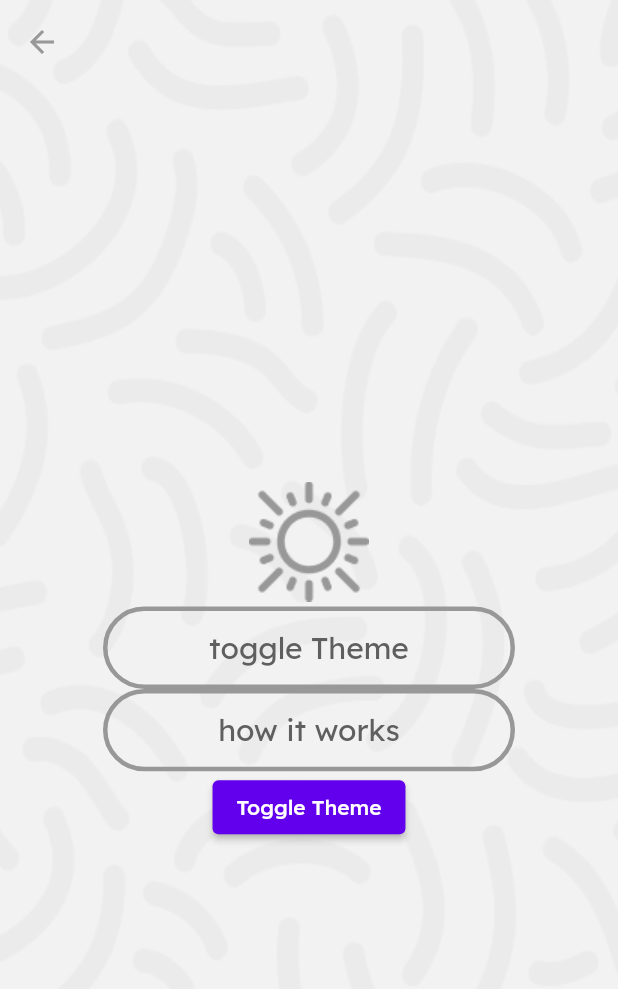
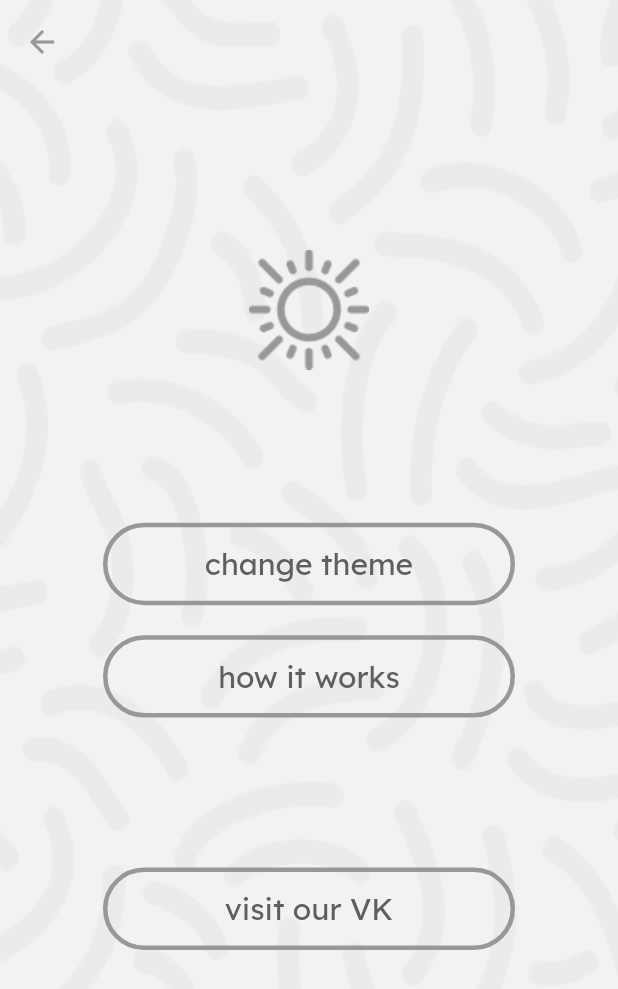
Before and after one commit to lolmaxlevel/compass_app, a Flutter app: the Settings screen opened directly, on a phone screen of 412 x 824 dp. Shown: the top 989 px of the screen. Run offline on Flutter 3.47's test engine with Material 2 defaults, Android fonts, the phone set to English and light mode, and no system bars; our stand-ins replace adaptive_theme, page_transition, pin_code_fields, shared_preferences; missing offline and left inert: background_location, flutter_animator, mutex, web_socket_client; accounts and stored records are empty; statements that could not run were skipped.

Commit message:
settings page is done

```diff
--- a/lib/pages/settings.dart
+++ b/lib/pages/settings.dart
@@ -1,6 +1,9 @@
 import 'package:adaptive_theme/adaptive_theme.dart';
 import 'package:compass_app/widgets/base_button.dart';
 import 'package:flutter/material.dart';
+import 'package:url_launcher/url_launcher.dart';
+
+final Uri _url = Uri.parse('vk://vk.com/artbears');
 
 class Settings extends StatefulWidget {
   const Settings({Key? key}) : super(key: key);
@@ -19,10 +22,11 @@ class _SettingsState extends State<Settings> {
   @override
   Widget build(BuildContext context) {
     final height = MediaQuery.of(context).size.height;
+    print(height);
     final width = MediaQuery.of(context).size.width;
     return AnimatedTheme(
       data: Theme.of(context),
-      duration: const Duration(seconds: 1),
+      duration: const Duration(milliseconds: 700),
       child: Stack(
         children: [
           //Background Image
@@ -33,7 +37,7 @@ class _SettingsState extends State<Settings> {
                     BoxDecoration(color: Theme.of(context).colorScheme.background),
                     child: AnimatedOpacity(
                       opacity: AdaptiveTheme.of(context).mode.isDark ? 0.2 : 1,
-                      duration: const Duration(milliseconds: 500),
+                      duration: const Duration(milliseconds: 700),
                       child: Image.asset("assets/background.png", fit: BoxFit.fill),
                     ),
                   )
@@ -48,8 +52,8 @@ class _SettingsState extends State<Settings> {
             ),
             body: Center(
               child: Column(
-                mainAxisAlignment: MainAxisAlignment.center,
                 children: [
+                  Padding(padding: EdgeInsets.symmetric(vertical: height * 0.065)),
                   AnimatedSwitcher(
                       transitionBuilder: (Widget child, Animation<double> animation) {
                         return RotationTransition(
@@ -72,12 +76,12 @@ class _SettingsState extends State<Settings> {
                         key: ValueKey<bool>(AdaptiveTheme.of(context).mode.isDark),
                       )
                   ),
-                  BaseButton(data: "toggle Theme", onTap: toggleTheme),
+                  Padding(padding: EdgeInsets.symmetric(vertical: height * 0.06),),
+                  BaseButton(data: "change theme", onTap: toggleTheme),
+                  const Padding(padding: EdgeInsets.only(top: 20)),
                   BaseButton(data: "how it works", onTap: (){}),
-                  ElevatedButton(
-                    onPressed: toggleTheme,
-                    child: const Text("Toggle Theme"),
-                  ),
+                  const Padding(padding: EdgeInsets.only(top: 100)),
+                  BaseButton(data: "visit our VK", onTap: (){_launchUrl();}),
                 ],
               ),
             ),
@@ -92,4 +96,10 @@ class _SettingsState extends State<Settings> {
         ? AdaptiveTheme.of(context).setLight()
         : AdaptiveTheme.of(context).setDark();
     }
+
+  Future<void> _launchUrl() async {
+    if (!await launchUrl(_url)) {
+      throw Exception('Could not launch $_url');
+    }
   }
+  }
--- a/pubspec.yaml
+++ b/pubspec.yaml
@@ -47,6 +47,7 @@ dependencies:
   flutter_animator: ^3.2.2
   web_socket_client: ^0.1.0-dev.3
   page_transition: ^2.0.9
+  url_launcher: ^6.1.10
 
 dev_dependencies:
   flutter_test:
```
Also changed, not shown: lib/pages/main_screen.dart (+8 -4 lines), pubspec.lock, 5 other files.
